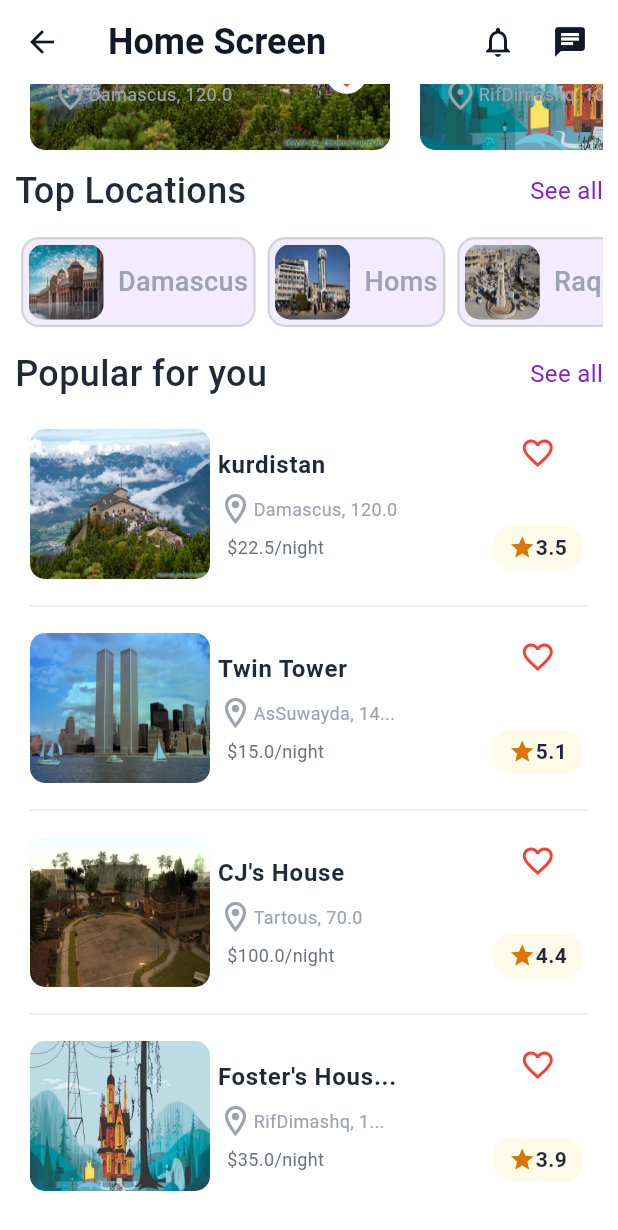
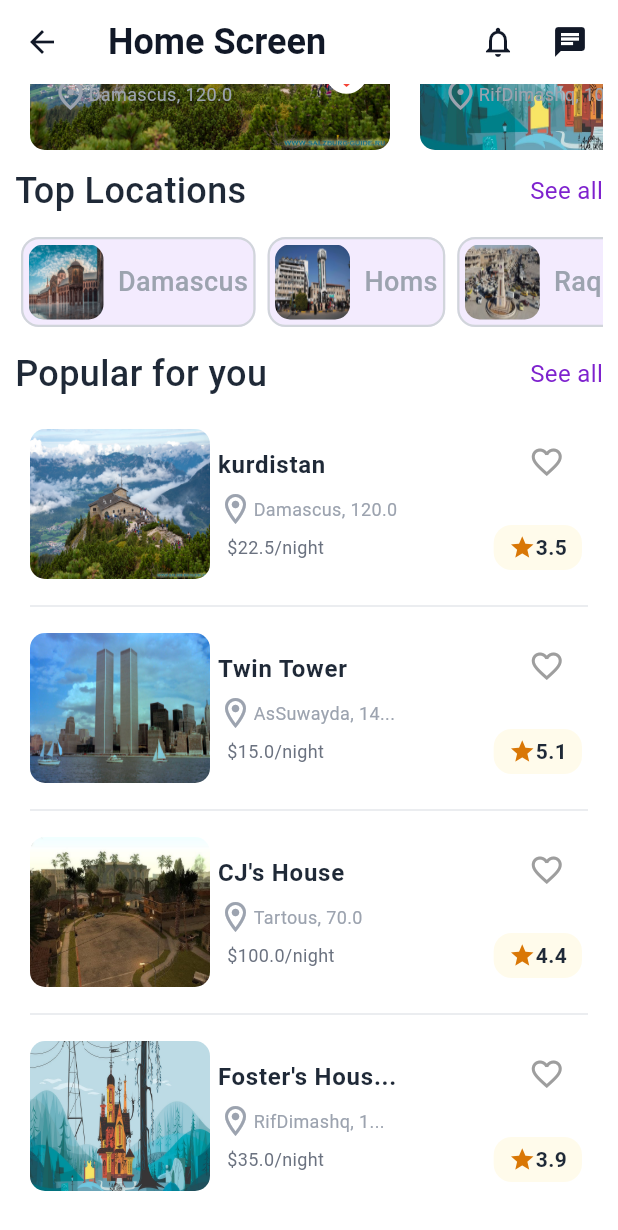
Before and after one commit to Mohakerdi/AlMekhtar, a Flutter app: the HomeScreen screen opened directly, scrolled down 434 dp, on a phone screen of 412 x 824 dp. Shown: the top 1230 px of the screen. Run offline on Flutter 3.47's test engine with Material 3 defaults, Android fonts, the phone set to English and light mode, and no system bars; our stand-ins replace carousel_slider, dartz, dio, easy_localization, flutter_bloc, flutter_feather_icons and 11 more; accounts and stored records are empty; network calls fail; Roboto replaces fonts that are missing (Cairo).

Commit message:
apply the fav icon

```diff
--- a/lib/Features/user/bookings/widgets/booking_property.dart
+++ b/lib/Features/user/bookings/widgets/booking_property.dart
@@ -1,4 +1,5 @@
 import 'package:mabeet/Features/user/property/screens/property_screen.dart';
+import 'package:mabeet/Features/user/property/widgets/favorite_icon-button.dart';
 import 'package:mabeet/core/theme/app_colors.dart';
 import 'package:mabeet/data/models/property.dart';
 import '../../../../core/theme/text_styles.dart';
@@ -92,7 +93,7 @@ class BookingProperty extends StatelessWidget {
                         child: IconButton(
                           onPressed: () {},
                           color: Colors.red,
-                          icon: Icon(Icons.favorite_border),
+                          icon: FavoriteIconButton(property: property),
                           padding: EdgeInsets.all(0),
                         ),
                       ),
--- a/lib/Features/user/home/widgets/popular_property.dart
+++ b/lib/Features/user/home/widgets/popular_property.dart
@@ -1,4 +1,5 @@
 import 'package:mabeet/Features/user/property/screens/property_screen.dart';
+import 'package:mabeet/Features/user/property/widgets/favorite_icon-button.dart';
 import 'package:mabeet/core/theme/app_colors.dart';
 import 'package:mabeet/data/models/property.dart';
 import 'package:persistent_bottom_nav_bar/persistent_bottom_nav_bar.dart';
@@ -12,10 +13,10 @@ class PopularProperty extends StatelessWidget {
 
   void _goToPropertyScreen(BuildContext context) {
     PersistentNavBarNavigator.pushNewScreen(
-        context,
-        screen: PropertyScreen(property: property),
-        withNavBar: false,
-        pageTransitionAnimation: PageTransitionAnimation.scale
+      context,
+      screen: PropertyScreen(property: property),
+      withNavBar: false,
+      pageTransitionAnimation: PageTransitionAnimation.scale,
     );
   }
 
@@ -92,7 +93,7 @@ class PopularProperty extends StatelessWidget {
                         child: IconButton(
                           onPressed: () {},
                           color: Colors.red,
-                          icon: Icon(Icons.favorite_border),
+                          icon: FavoriteIconButton(property: property),
                           padding: EdgeInsets.all(0),
                         ),
                       ),
--- a/lib/core/api/api_constants.dart
+++ b/lib/core/api/api_constants.dart
@@ -1,5 +1,5 @@
 class ApiConstants {
-  static const String BaseUrl = "http://192.168.1.5:8000/api/";
+  static const String BaseUrl = "http://192.168.1.106:8000/api/";
   static const String login = 'login';
   static const String create_account = 'register';
   static const String profile = 'profile';
```
